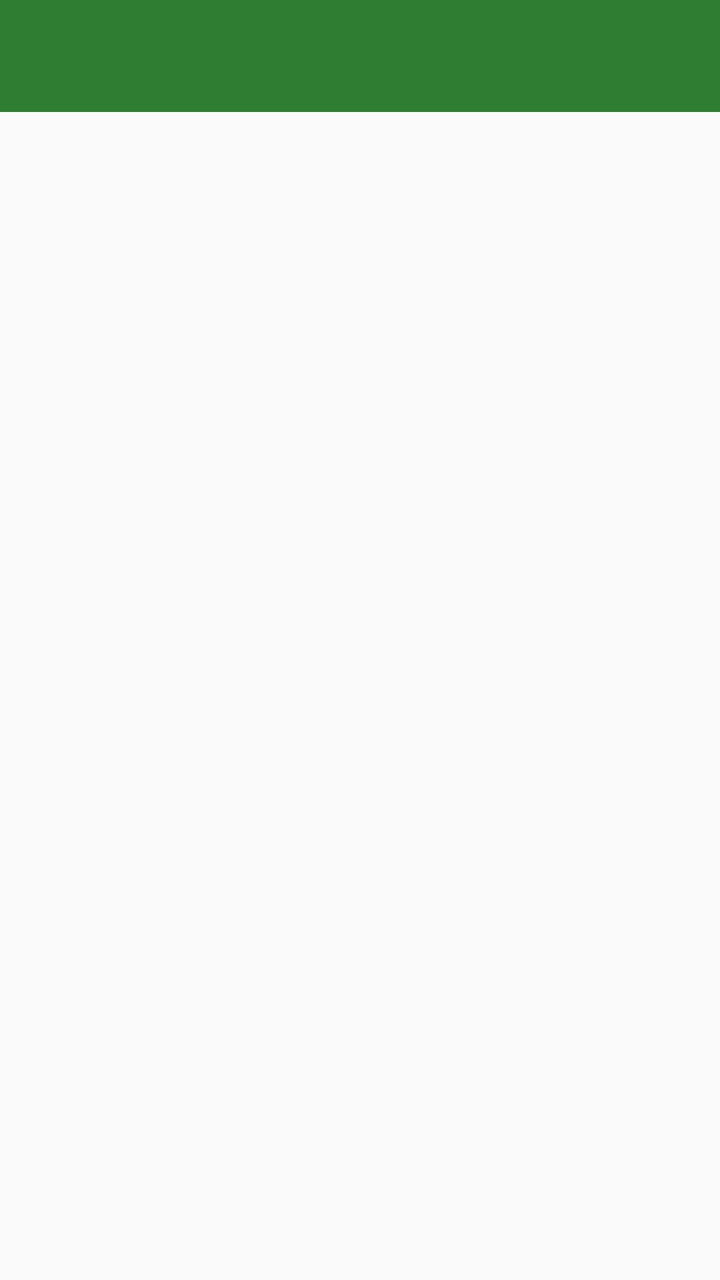
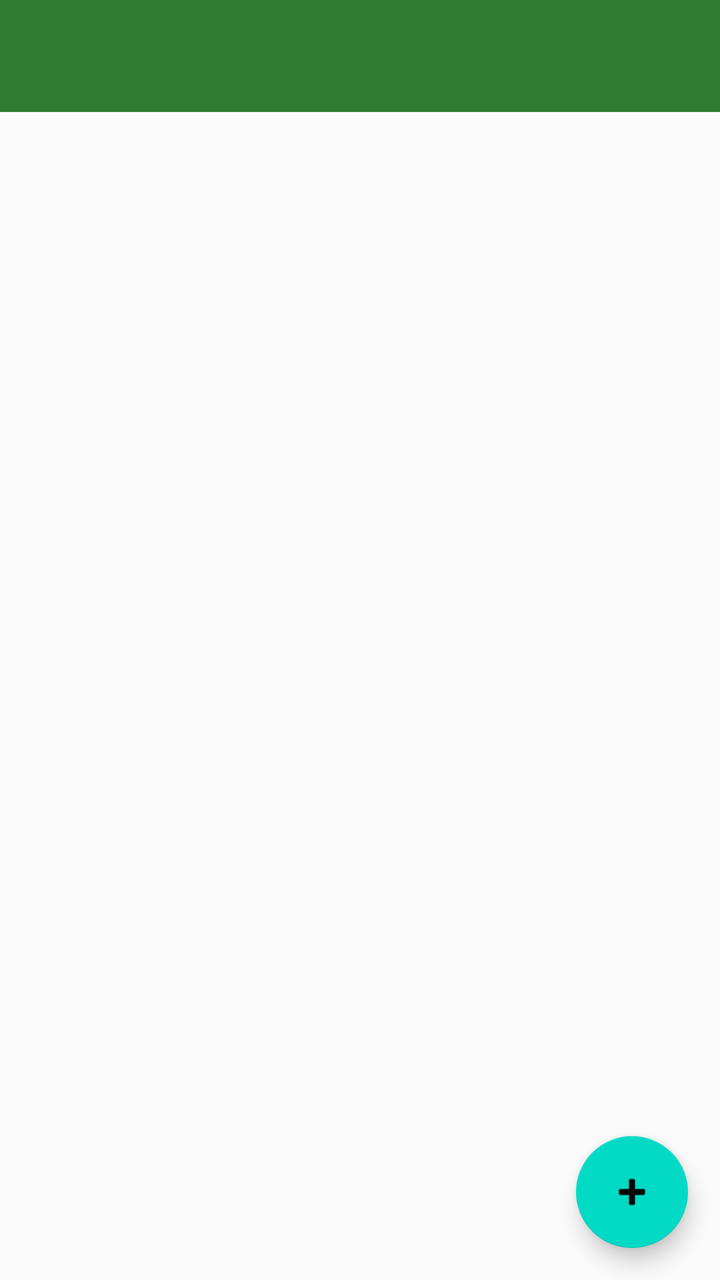

Screens rendered from an Android XML layout before and after an edit, with the pre-edit source and the edit as a unified diff.
<!-- AndroidManifest.xml: application theme Theme.SmartPantryManager -->
<!-- res/layout/activity_pantry_list.xml -->
<?xml version="1.0" encoding="utf-8"?>
<androidx.constraintlayout.widget.ConstraintLayout xmlns:android="http://schemas.android.com/apk/res/android"
    xmlns:app="http://schemas.android.com/apk/res-auto"
    android:layout_width="match_parent"
    android:layout_height="match_parent">

    <androidx.appcompat.widget.Toolbar
        android:id="@+id/toolbarPantry"
        android:layout_width="0dp"
        android:layout_height="?attr/actionBarSize"
        android:background="@color/primary"
        android:title="@string/app_name"
        android:titleTextColor="@android:color/white"
        app:layout_constraintTop_toTopOf="parent"
        app:layout_constraintStart_toStartOf="parent"
        app:layout_constraintEnd_toEndOf="parent" />

    <androidx.recyclerview.widget.RecyclerView
        android:id="@+id/recyclerPantry"
        android:layout_width="0dp"
        android:layout_height="0dp"
        android:clipToPadding="false"
        android:paddingBottom="80dp"
        app:layout_constraintTop_toBottomOf="@id/toolbarPantry"
        app:layout_constraintBottom_toBottomOf="parent"
        app:layout_constraintStart_toStartOf="parent"
        app:layout_constraintEnd_toEndOf="parent" />

    <TextView
        android:id="@+id/textEmptyPantry"
        android:layout_width="0dp"
        android:layout_height="wrap_content"
        android:layout_marginHorizontal="32dp"
        android:gravity="center"
        android:text="@string/empty_pantry"
        android:textColor="@color/text_secondary"
        android:visibility="gone"
        app:layout_constraintTop_toBottomOf="@id/toolbarPantry"
        app:layout_constraintBottom_toBottomOf="parent"
        app:layout_constraintStart_toStartOf="parent"
        app:layout_constraintEnd_toEndOf="parent" />





</androidx.constraintlayout.widget.ConstraintLayout>
<!-- resources referenced by this layout -->
<resources>
  <color name="primary">#2E7D32</color>
  <color name="text_secondary">#757575</color>
  <string name="app_name">Smart Pantry Manager</string>
  <string name="empty_pantry">Your pantry is empty. Tap + to add an ingredient.</string>
  <style name="Theme.SmartPantryManager" parent="Theme.MaterialComponents.DayNight.NoActionBar">
          <item name="colorPrimary">@color/primary</item>
          <item name="colorPrimaryDark">@color/primary_dark</item>
          <item name="colorAccent">@color/accent</item>
          <item name="android:windowBackground">@color/background</item>
      </style>
  <color name="primary_dark">#1B5E20</color>
  <color name="accent">#FF8F00</color>
  <color name="background">#FAFAFA</color>
</resources>

<!-- the commit's change to res/layout/activity_pantry_list.xml (unified diff, before → after) -->
@@ -40,7 +40,16 @@
         app:layout_constraintStart_toStartOf="parent"
         app:layout_constraintEnd_toEndOf="parent" />
 
-
+    <com.google.android.material.floatingactionbutton.FloatingActionButton
+        android:id="@+id/fabAddIngredient"
+        android:layout_width="wrap_content"
+        android:layout_height="wrap_content"
+        android:layout_marginEnd="16dp"
+        android:layout_marginBottom="16dp"
+        android:contentDescription="@string/title_add_ingredient"
+        android:src="@android:drawable/ic_input_add"
+        app:layout_constraintBottom_toBottomOf="parent"
+        app:layout_constraintEnd_toEndOf="parent" />
 
 
 
<!-- resource entries referenced after the edit -->
@@ -4,6 +4,7 @@
   <color name="text_secondary">#757575</color>
   <string name="app_name">Smart Pantry Manager</string>
   <string name="empty_pantry">Your pantry is empty. Tap + to add an ingredient.</string>
+  <string name="title_add_ingredient">Add Ingredient</string>
   <style name="Theme.SmartPantryManager" parent="Theme.MaterialComponents.DayNight.NoActionBar">
           <item name="colorPrimary">@color/primary</item>
           <item name="colorPrimaryDark">@color/primary_dark</item>
